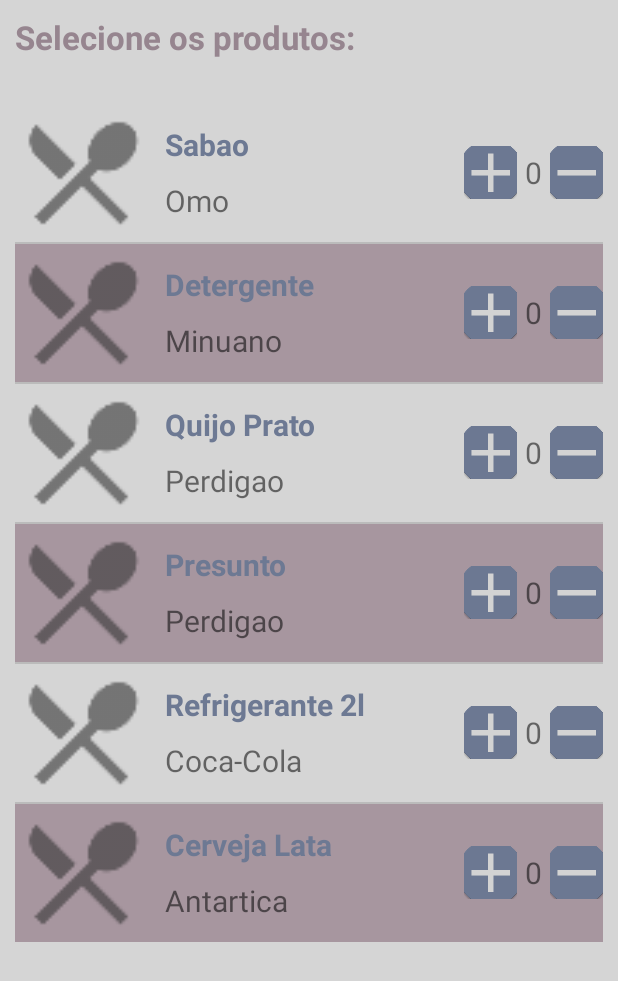
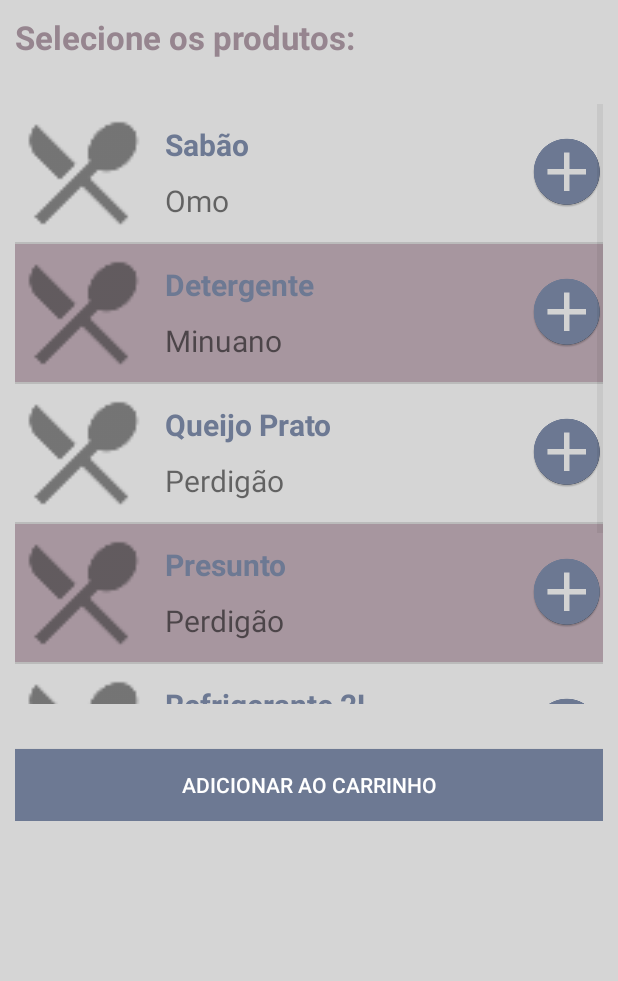
Before and after one commit to Strayf/MercadoAgil, an Android app: the ListaProdutosActivity screen opened directly, with no data from a screen before it, on a phone screen of 412 x 824 dp. Shown: the top 981 px of the screen. Run offline under Robolectric (Android 15) with nearby library versions, the phone set to English and light mode, and no system bars.

Commit message:
Alterações finais

```diff
--- a/app/src/main/java/com/example/android/mercadoagil/ListaProdutosActivity.java
+++ b/app/src/main/java/com/example/android/mercadoagil/ListaProdutosActivity.java
@@ -1,32 +1,104 @@
 package com.example.android.mercadoagil;
 
+import android.content.Context;
+import android.content.Intent;
+import android.content.SharedPreferences;
+import android.preference.PreferenceManager;
 import android.support.v7.app.AppCompatActivity;
 import android.os.Bundle;
+import android.view.View;
+import android.widget.AdapterView;
+import android.widget.Button;
+import android.widget.EditText;
 import android.widget.ListView;
+import android.widget.TextView;
+import android.widget.Toast;
 
+import com.example.android.mercadoagil.classes.Carrinho;
+import com.example.android.mercadoagil.classes.Cliente;
 import com.example.android.mercadoagil.classes.MercadoBD;
 import com.example.android.mercadoagil.classes.Produto;
 import com.example.android.mercadoagil.adapter.ProdutoAdapter;
 
+import org.w3c.dom.Text;
+
 import java.util.ArrayList;
+import java.util.Date;
 import java.util.List;
 
-public class ListaProdutosActivity extends AppCompatActivity {
+public class ListaProdutosActivity extends AppCompatActivity implements AdapterView.OnItemClickListener {
+
+    private Carrinho carrinho;
 
     @Override
     protected void onCreate(Bundle savedInstanceState) {
         super.onCreate(savedInstanceState);
         setContentView(R.layout.activity_lista_produtos);
         ListView listView = (ListView) findViewById(R.id.ListaProdutos);
+        String login = LerLogin(this, "Login");
+
+        Button btAdicionar = (Button) findViewById(R.id.btAdicionar);
+        btAdicionar.setOnClickListener(adicionarAoCarrinho());
 
         List<Produto> Produtos = new ArrayList<Produto>();
 
         MercadoBD db = new MercadoBD(getBaseContext());
 
-        db.deleteProdutos();
+        Cliente cliente = db.lerCliente(login);
+        carrinho = new Carrinho(cliente);
+
         db.inserirProdutos();
         Produtos = db.listarProdutos();
 
         listView.setAdapter(new ProdutoAdapter(this, Produtos));
+        listView.setOnItemClickListener(this);
+    }
+
+    private View.OnClickListener adicionarAoCarrinho() {
+
+        return new Button.OnClickListener() {
+            @Override
+            public void onClick(View v) {
+                MercadoBD db = new MercadoBD(getBaseContext());
+                db.adicionarAoCarrinho(carrinho);
+
+                Alert("Produtos adicionados ao carrinho.");
+
+                Intent intent = new Intent(ListaProdutosActivity.this, MainActivity.class);
+                startActivity(intent);
+            }
+        };
+    }
+
+    @Override
+    public void onItemClick(AdapterView<?> adapterView, View view, int i, long l) {
+        Produto p = (Produto) adapterView.getAdapter().getItem(i);
+        carrinho.adicionaProduto(p);
+
+        Alert("Produto adicionado.");
+    }
+
+    @Override
+    public void onPointerCaptureChanged(boolean hasCapture) {
+
+    }
+
+    private void Alert(String mensagem) {
+        Toast.makeText(this, mensagem, Toast.LENGTH_LONG).show();
+    }
+
+    public String LerLogin(Context context, String campo) {
+        SharedPreferences configuracoes;
+        String texto = "";
+
+        configuracoes = PreferenceManager.getDefaultSharedPreferences(context);
+        try {
+            texto = configuracoes.getString(campo, "");
+        }
+        catch(Exception e) {
+            e.printStackTrace();
+        }
+
+        return texto;
     }
 }
--- a/app/src/main/java/com/example/android/mercadoagil/adapter/ProdutoAdapter.java
+++ b/app/src/main/java/com/example/android/mercadoagil/adapter/ProdutoAdapter.java
@@ -4,14 +4,20 @@ import android.content.Context;
 import android.view.LayoutInflater;
 import android.view.View;
 import android.view.ViewGroup;
+import android.widget.AdapterView;
 import android.widget.BaseAdapter;
+import android.widget.ImageButton;
 import android.widget.ImageView;
 import android.widget.TextView;
 
 import com.example.android.mercadoagil.classes.Produto;
 import com.example.android.mercadoagil.R;
 
+import org.w3c.dom.Text;
+
 import java.util.List;
+
+import static android.content.ContentValues.TAG;
 
 public class ProdutoAdapter extends BaseAdapter {
     private Context context;
@@ -39,9 +45,9 @@ public class ProdutoAdapter extends BaseAdapter {
     }
 
     @Override
-    public View getView(int position, View convertView, ViewGroup parent){
+    public View getView(int position, final View convertView, ViewGroup parent){
 
-        View view = LayoutInflater.from(context).inflate(R.layout.layout_produto,parent , false);
+        View view = LayoutInflater.from(context).inflate(R.layout.layout_produto, parent, false);
 
         if (position%2 == 1) {
             view.setBackgroundColor(0xFFA7969F);
--- a/app/src/main/java/com/example/android/mercadoagil/classes/MercadoBD.java
+++ b/app/src/main/java/com/example/android/mercadoagil/classes/MercadoBD.java
@@ -48,37 +48,45 @@ public class MercadoBD extends SQLiteOpenHelper {
         try {
             ContentValues values = new ContentValues();
 
-            values.put("nome", "Sabao");
-            values.put("marca", "Omo");
-            values.put("categoria", "Limpeza");
-            values.put("preco", 5.5);
-            db.insert("produto", "", values);
-            values.put("nome", "Detergente");
-            values.put("marca", "Minuano");
-            values.put("categoria", "Limpeza");
-            values.put("preco", 0.99);
-            db.insert("produto", "", values);
-            values.put("nome", "Quijo Prato");
-            values.put("marca", "Perdigao");
-            values.put("categoria", "Frios");
-            values.put("preco", 1.99);
-            db.insert("produto", "", values);
-            values.put("nome", "Presunto");
-            values.put("marca", "Perdigao");
-            values.put("categoria", "Frios");
-            values.put("preco", 2.10);
-            db.insert("produto", "", values);
-            values.put("nome", "Refrigerante 2l");
-            values.put("marca", "Coca-Cola");
-            values.put("categoria", "Bebida");
-            values.put("preco", 5.3);
-            db.insert("produto", "", values);
-            values.put("nome", "Cerveja Lata");
-            values.put("marca", "Antartica");
-            values.put("categoria", "Bebida");
-            values.put("preco", 5.5);
-            db.insert("produto", "", values);
-
+            String count = "SELECT count(*) FROM Produto";
+            Cursor mcursor = db.rawQuery(count, null);
+            mcursor.moveToFirst();
+            int icount = mcursor.getInt(0);
+            if(icount == 0) {
+                values.put("Nome", "Sabão");
+                values.put("Marca", "Omo");
+                values.put("Categoria", "Limpeza");
+                values.put("Preco", 5.5);
+                db.insert("Produto", "", values);
+                values.put("Nome", "Detergente");
+                values.put("Marca", "Minuano");
+                values.put("Categoria", "Limpeza");
+                values.put("Preco", 0.99);
+                db.insert("Produto", "", values);
+                values.put("Nome", "Queijo Prato");
+                values.put("Marca", "Perdigão");
+                values.put("Categoria", "Frios");
+                values.put("Preco", 1.99);
+                db.insert("Produto", "", values);
+                values.put("Nome", "Presunto");
+                values.put("Marca", "Perdigão");
+                values.put("Categoria", "Frios");
+                values.put("Preco", 2.10);
+                db.insert("Produto", "", values);
+                values.put("Nome", "Refrigerante 2L");
+                values.put("Marca", "Coca-Cola");
+                values.put("Categoria", "Bebida");
+                values.put("Preco", 5.3);
+                db.insert("Produto", "", values);
+                values.put("Nome", "Cerveja Lata");
+                values.put("Marca", "Antartica");
+                values.put("Categoria", "Bebida");
+                values.put("Preco", 5.5);
+                db.insert("Produto", "", values);
+            }
+        }
+        catch (Exception e) {
+            e.printStackTrace();
         }
         finally {
             db.close();
@@ -229,6 +237,85 @@ public class MercadoBD extends SQLiteOpenHelper {
         return compras;
     }
 
+    public void adicionarAoCarrinho(Carrinho carrinho) {
+        SQLiteDatabase db = getWritableDatabase();
+        try {
+            List<Produto> produtos = carrinho.getListaProdutos();
+
+            for (Produto produto : produtos) {
+                ContentValues values = new ContentValues();
+                values.put("Quantidade", produto.getQuantidade());
+                values.put("id_produto", produto.getId());
+                values.put("id_cliente", carrinho.getCliente().getID());
+                db.insert("Carrinho", "", values);
+            }
+
+        }
+        catch(Exception e) {
+            e.printStackTrace();
+        }
+        finally {
+            db.close();
+        }
+    }
+
+    public Carrinho listarCarrinho(String loginCliente) {
+        Cliente cliente = lerCliente(loginCliente);
+        Carrinho carrinho = new Carrinho(cliente);
+        SQLiteDatabase db = getReadableDatabase();
+
+        try {
+            Cursor c = db.rawQuery("SELECT Quantidade, id_produto FROM Carrinho WHERE id_cliente = ?", new String[] {cliente.getID().toString()});
+            if(c.moveToFirst()){
+
+                do {
+                    Integer Quantidade = c.getInt(c.getColumnIndex("Quantidade"));
+                    Integer idProduto = c.getInt(c.getColumnIndex("id_produto"));
+
+                    Produto produto = lerProduto(idProduto);
+                    produto.setQuantidade(Quantidade);
+
+                    carrinho.adicionaProduto(produto);
+
+                } while(c.moveToNext());
+            }
+        }
+        catch(Exception e) {
+            e.printStackTrace();
+        }
+        finally {
+            db.close();
+        }
+        return carrinho;
+    }
+
+    public Produto lerProduto(Integer idProduto) {
+        SQLiteDatabase db = getReadableDatabase();
+        Produto produto = new Produto("","",0,0, 0);
+
+        try {
+            Cursor c = db.rawQuery("SELECT Nome, Marca, Preco, _id FROM Produto WHERE _id = ?", new String[] {idProduto.toString()});
+            if(c.moveToFirst()){
+
+                do {
+                    String  Nome = c.getString(c.getColumnIndex("Nome"));
+                    String  Marca = c.getString(c.getColumnIndex("Marca"));
+                    Double  Preco = c.getDouble(c.getColumnIndex("Preco"));
+                    Integer id = c.getInt(c.getColumnIndex("_id"));
+
+                    produto = new Produto(Nome, Marca, Preco, id, 1);
+                } while(c.moveToNext());
+            }
+        }
+        catch(Exception e) {
+            e.printStackTrace();
+        }
+        finally {
+            db.close();
+        }
+        return produto;
+    }
+
     public List<Produto> listarProdutos(){
         SQLiteDatabase db = getReadableDatabase();
         List<Produto> produtos = null;
--- a/app/src/main/res/layout/activity_lista_produtos.xml
+++ b/app/src/main/res/layout/activity_lista_produtos.xml
@@ -14,8 +14,8 @@
         android:id="@+id/LayoutP"
         android:layout_width="match_parent"
         android:layout_height="wrap_content"
-        android:orientation="vertical"
-      >
+        android:orientation="vertical">
+
         <TextView
             android:id="@+id/headerTextView"
             android:layout_width="match_parent"
@@ -29,6 +29,15 @@
         <ListView
             android:id="@+id/ListaProdutos"
             android:layout_width="match_parent"
-            android:layout_height="match_parent" />
+            android:layout_height="400dp"
+            android:layout_marginBottom="30dp"/>
+
+        <Button
+            android:id="@+id/btAdicionar"
+            android:layout_width="match_parent"
+            android:layout_height="wrap_content"
+            android:background="#6D7993"
+            android:textColor="#FFFFFF"
+            android:text="Adicionar ao carrinho" />
     </LinearLayout>
 </android.support.constraint.ConstraintLayout>
--- a/app/src/main/res/layout/layout_produto.xml
+++ b/app/src/main/res/layout/layout_produto.xml
@@ -52,30 +52,13 @@
             android:layout_alignParentRight="true"
             android:orientation="horizontal">
 
-            <ImageButton
+            <ImageView
                 android:id="@+id/imageAdd"
-                android:layout_width="35dp"
-                android:layout_height="35dp"
-                android:layout_gravity="center_vertical"
-                android:layout_marginRight="5dp"
-                android:layout_weight="1"
-                app:srcCompat="@mipmap/ic_add" />
-            <TextView
-                android:id="@+id/quantidade_layout"
-                android:textSize="20dp"
                 android:layout_width="wrap_content"
                 android:layout_height="wrap_content"
                 android:layout_gravity="center_vertical"
-                android:text="0" />
-
-            <ImageButton
-                android:id="@+id/imageRemove"
-                android:layout_width="35dp"
-                android:layout_height="35dp"
-                android:layout_gravity="center_vertical"
-                android:layout_marginLeft="5dp"
                 android:layout_weight="1"
-                app:srcCompat="@mipmap/ic_remove" />
+                app:srcCompat="@mipmap/ic_add" />
 
         </LinearLayout>
         </RelativeLayout>
```
Also changed, not shown: app/src/main/java/com/example/android/mercadoagil/CarrinhoActivity.java (+2 -15 lines), app/src/main/java/com/example/android/mercadoagil/classes/Produto.java (+8 -0 lines).
